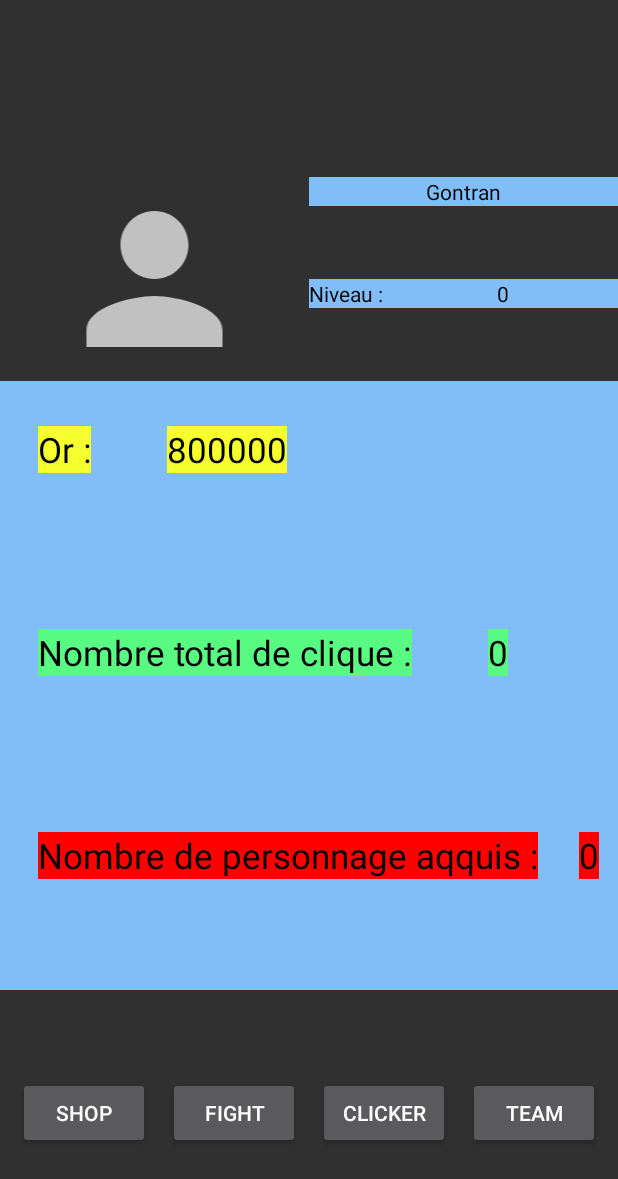
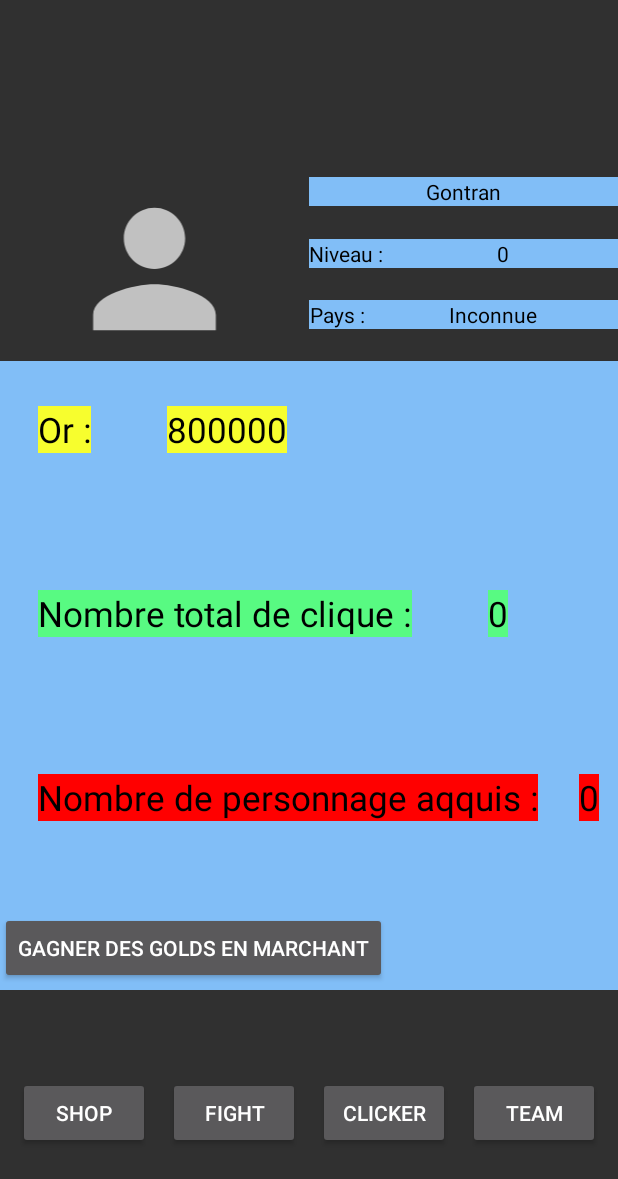
Before and after one commit to Akane277353/tp-clicker-sama, an Android app: the screen it shows after launch (MainActivity), after a tap on "PROFIL", on a phone screen of 412 x 824 dp. Shown: the top 1179 px of the screen. Run offline under Robolectric (Android 15) with nearby library versions, the phone set to English and light mode, and no system bars.

Commit message:
Localisation
Récupère pays

```diff
--- a/TP/app/build.gradle
+++ b/TP/app/build.gradle
@@ -38,6 +38,7 @@ dependencies {
     implementation 'androidx.constraintlayout:constraintlayout:2.1.1'
     implementation 'androidx.room:room-common:2.3.0'
     implementation 'androidx.room:room-ktx:2.3.0'
+    implementation 'com.google.android.gms:play-services-location:18.0.0'
     testImplementation 'junit:junit:'
     androidTestImplementation 'androidx.test.ext:junit:1.1.3'
     androidTestImplementation 'androidx.test.espresso:espresso-core:3.4.0'
--- a/TP/app/src/main/AndroidManifest.xml
+++ b/TP/app/src/main/AndroidManifest.xml
@@ -3,6 +3,10 @@
     package="com.example.tp">
 
     <uses-permission android:name="android.permission.ACTIVITY_RECOGNITION" />
+    <uses-permission android:name="android.permission.ACCESS_FINE_LOCATION" />
+
+
+
 
     <application
         android:allowBackup="true"
--- a/TP/app/src/main/java/com/example/tp/Fragments/PageProfil.kt
+++ b/TP/app/src/main/java/com/example/tp/Fragments/PageProfil.kt
@@ -5,8 +5,14 @@ import android.os.Bundle
 import android.view.LayoutInflater
 import android.view.View
 import android.view.ViewGroup
+import android.widget.Button
 import android.widget.TextView
+import androidx.core.view.isInvisible
+import androidx.core.view.isVisible
 import androidx.fragment.app.Fragment
+import com.example.tp.MainActivity
+import com.example.tp.MainActivity.Companion.pays
+
 import com.example.tp.Model.Player
 import com.example.tp.R
 
@@ -22,12 +28,40 @@ class PageProfil( context: Context, player: Player) : Fragment() {
 
         val view = inflater.inflate(R.layout.activity_page_profil, container, false)
 
+
         view.findViewById<TextView>(R.id.nombreClique).text = player.nbClique.toString()//Récupère et affiche nombre de clique joueur
         view.findViewById<TextView>(R.id.goldTextProfil).text = player.gold.toString()//Récupère et affiche NBgold joueur
         view.findViewById<TextView>(R.id.pseudoPlayer).text = player.pseudo//Récupère et affiche pseudo joueur
         view.findViewById<TextView>(R.id.niveauPlayer).text = player.xp.toString()//Récupère et affiche niveau joueur
         view.findViewById<TextView>(R.id.nombrePerso).text = player.nbPerso.toString()//Récupère et affiche niveau joueur
 
+        view.findViewById<TextView>(R.id.paysPlayer).text = pays
+
+
+
+        if (player.detecteurPas == true){
+            view.findViewById<Button>(R.id.activite_button).text = "Ne plus gagner des golds en marchant"
+        }
+        else{
+            view.findViewById<Button>(R.id.activite_button).text = "Gagner des golds en marchant"
+        }
+
+        view.findViewById<Button>(R.id.activite_button).setOnClickListener {
+            if (player.detecteurPas == false){
+                (activity as MainActivity?)?.checkForPermissions(android.Manifest.permission.ACTIVITY_RECOGNITION, "activity", 1)
+                view.findViewById<Button>(R.id.activite_button).text = "Ne plus gagner des golds en marchant"
+                player.detecteurPas = true
+                (activity as MainActivity?)?.registerSensor()
+            }
+            else{
+                view.findViewById<Button>(R.id.activite_button).text = "Gagner des golds en marchant"
+                player.detecteurPas = false
+                (activity as MainActivity?)?.unregisterSensor()
+            }
+            (activity as MainActivity?)?.update()
+
+        }
+
         return view
     }
 }
--- a/TP/app/src/main/java/com/example/tp/MainActivity.kt
+++ b/TP/app/src/main/java/com/example/tp/MainActivity.kt
@@ -1,17 +1,19 @@
 package com.example.tp
 
+import android.Manifest
 import android.content.Context
 import android.content.pm.PackageManager
 import android.hardware.Sensor
 import android.hardware.SensorEvent
 import android.hardware.SensorEventListener
 import android.hardware.SensorManager
+import android.location.Geocoder
+import android.location.Location
 import android.os.Build
 import androidx.appcompat.app.AppCompatActivity
 import android.os.Bundle
 import android.view.Window
 import android.widget.*
-import androidx.appcompat.app.AlertDialog
 import androidx.core.app.ActivityCompat
 import androidx.core.content.ContextCompat
 import androidx.lifecycle.MutableLiveData
@@ -23,12 +25,31 @@ import com.example.tp.Outils.Timer
 import com.example.tp.Outils.OnSwipeTouchListener
 import com.example.tp.Stockage.CharStorage
 import com.example.tp.Stockage.PlayerStorage
+import com.google.android.gms.tasks.Task
+import java.util.*
+import kotlin.collections.ArrayList
+import android.widget.Toast
+import android.location.Address
+import com.google.android.gms.location.*
+import android.text.TextUtils
+import android.util.Log
+import java.io.IOException
+import java.lang.IllegalArgumentException
 
-private const val ACTIVITY_RECOGNITION_CODE: Int = 1
+
+
 
 class MainActivity : AppCompatActivity(), SensorEventListener {
 
     private lateinit var layout: LinearLayout
+
+
+    lateinit var fusedLocationProviderClient: FusedLocationProviderClient
+
+    companion object{
+        var pays = "Inconnue"
+    }
+
 
     var multi = 1
 
@@ -38,7 +59,7 @@ class MainActivity : AppCompatActivity(), SensorEventListener {
 
     //Création du joueur
     var player = Player(
-        1,"Gontran", 800000, 0, 0, 0, 1
+        1,"Gontran", 800000, 0, 0, 0, 1, false
     )
 
     //Création des variables des personnages
@@ -49,7 +70,10 @@ class MainActivity : AppCompatActivity(), SensorEventListener {
     lateinit var char5 :PlayableChar
 
     //Création de la variable sensorManager
+
     lateinit var sensorManager :SensorManager
+
+
 
 
     private var updateFragment = UpdateFragment(this, charList)
@@ -140,6 +164,7 @@ class MainActivity : AppCompatActivity(), SensorEventListener {
         trans.commit()
         updateFragment.updateCurFrag("home")
 
+
         //PlayerStorage.get(applicationContext).clear()
         //Si c'est la première fois que le jeu est lancé il n'y a pas de joueur sauvegarder donc il est créer
         if(PlayerStorage.get(applicationContext).size() == 0) {
@@ -149,8 +174,6 @@ class MainActivity : AppCompatActivity(), SensorEventListener {
         else{
             player = PlayerStorage.get(applicationContext).findAll()[0]
         }
-        //PlayerStorage.get(applicationContext).clear()
-
         /* Si c'est la première fois que le jeu est lancer on créer les personnages
             puis on les ajoutes à la sauvegarde
          */
@@ -207,8 +230,9 @@ class MainActivity : AppCompatActivity(), SensorEventListener {
         charList.add(char4)
         charList.add(char5)
 
-        //Test si l'autorisation à la fonctionnalité "activité physique" a été accepté
-        checkForPermissions(android.Manifest.permission.ACTIVITY_RECOGNITION, "activity", ACTIVITY_RECOGNITION_CODE)
+        fusedLocationProviderClient = LocationServices.getFusedLocationProviderClient(this)
+
+        fetchLocation()
 
         //Modification de l'affichage
         findViewById<TextView>(R.id.goldText).text = player.gold.toString()
@@ -231,6 +255,56 @@ class MainActivity : AppCompatActivity(), SensorEventListener {
         refreshFragment()
     }
 
+    private fun fetchLocation() {
+        val task:Task<Location> = fusedLocationProviderClient.lastLocation
+
+        if (ActivityCompat.checkSelfPermission(this, android.Manifest.permission.ACCESS_FINE_LOCATION) != PackageManager.PERMISSION_GRANTED){
+            //ActivityCompat.requestPermissions(this, arrayOf(android.Manifest.permission.ACCESS_FINE_LOCATION), 101)
+            checkForPermissions(android.Manifest.permission.ACCESS_FINE_LOCATION, "activity", 101)
+            //fetchLocation()
+
+        }
+        task.addOnSuccessListener {
+            if(it != null){
+                Toast.makeText(applicationContext, "${it.latitude} ${it.longitude}", Toast.LENGTH_LONG).show()
+                val geocoder = Geocoder(this, Locale.getDefault())
+
+                var adresses: List<Address>? = null
+                try {
+                    adresses = geocoder.getFromLocation(
+                        it.latitude,
+                        it.longitude,
+                        1
+                    )
+                } catch (ioException: IOException) {
+                    Log.e("GPS", "erreur", ioException)
+                } catch (illegalArgumentException: IllegalArgumentException) {
+                    Log.e("GPS", "erreur", illegalArgumentException)
+                }
+
+                if (adresses == null || adresses.size == 0) {
+                    Log.e("GPS", "erreur aucune adresse !")
+                    Toast.makeText(this, "erreur aucune adresse", Toast.LENGTH_LONG).show()
+                } else {
+                    val adresse: Address = adresses[0]
+                    val addressFragments = ArrayList<String?>()
+                    for (i in 0..adresse.getMaxAddressLineIndex()) {
+                        addressFragments.add(adresse.getAddressLine(i))
+                    }
+                    Toast.makeText(this, adresse.countryName, Toast.LENGTH_LONG).show()
+                    pays = adresse.countryName
+
+                    Log.d(
+                        "GPS",
+                        TextUtils.join(System.getProperty("line.separator"), addressFragments)
+                    )
+                }
+
+            }
+        }
+    }
+
+
     //Test si la permission pour la fonctionnalité "activité physique" est accepté
     override fun onRequestPermissionsResult(
         requestCode: Int,
@@ -238,10 +312,8 @@ class MainActivity : AppCompatActivity(), SensorEventListener {
         grantResults: IntArray
     ) {
         super.onRequestPermissionsResult(requestCode, permissions, grantResults)
-        if(requestCode == ACTIVITY_RECOGNITION_CODE){
-            if((grantResults.isNotEmpty() && grantResults[0] == PackageManager.PERMISSION_GRANTED)){
-                updateGold()
-            }
+        if (requestCode == 101 && ActivityCompat.checkSelfPermission(this, android.Manifest.permission.ACCESS_FINE_LOCATION) == PackageManager.PERMISSION_GRANTED){
+            fetchLocation()
         }
     }
 
@@ -249,8 +321,11 @@ class MainActivity : AppCompatActivity(), SensorEventListener {
     fun checkForPermissions(permission: String, name: String, requestCode: Int){
         if(Build.VERSION.SDK_INT >= Build.VERSION_CODES.M){
             when{
+
                 ContextCompat.checkSelfPermission(applicationContext, permission) == PackageManager.PERMISSION_GRANTED -> {}
-               // shouldShowRequestPermissionRationale(permission) -> showDialog(permission, name, requestCode)
+
+
+                //shouldShowRequestPermissionRationale(permission) -> showDialog(permission, name, requestCode)
 
                 else -> ActivityCompat.requestPermissions(this, arrayOf(permission), requestCode)
             }
@@ -273,23 +348,36 @@ class MainActivity : AppCompatActivity(), SensorEventListener {
 
 
     override fun onSensorChanged(Event: SensorEvent){
-        updateGold()
+        if (player.detecteurPas == true){
+            updateGold()
+
+        }
     }
 
     override fun onAccuracyChanged(p0: Sensor?, p1: Int) {
-        println("je ")
+        if (player.detecteurPas == true){
+            updateGold()
+        }
     }
-
+    //Met en pause le service de détection de pas
+    fun unregisterSensor(){
+        sensorManager.unregisterListener(this)
+    }
     //Active le service de détection de pas
-    override fun onResume() {
-        super.onResume()
+    fun registerSensor(){
         sensorManager = getSystemService(Context.SENSOR_SERVICE) as SensorManager
         sensorManager.registerListener(
             this,
             sensorManager.getDefaultSensor(Sensor.TYPE_STEP_DETECTOR),
-            SensorManager.SENSOR_DELAY_FASTEST);
+            SensorManager.SENSOR_DELAY_FASTEST)
     }
-    //Met en pause le service de détection de pas
+
+
+    override fun onResume() {
+        super.onResume()
+        registerSensor()
+    }
+
     override fun onPause() {
         super.onPause()
         sensorManager.unregisterListener(this)
@@ -305,6 +393,8 @@ class MainActivity : AppCompatActivity(), SensorEventListener {
         CharStorage.get(applicationContext).update(5, char5)
     }
 
+
+
     fun refreshFragment(){
         updateFragment.goTeam(true)
         updateFragment.goSearch(true)
--- a/TP/app/src/main/java/com/example/tp/Model/Player.kt
+++ b/TP/app/src/main/java/com/example/tp/Model/Player.kt
@@ -10,7 +10,8 @@ open class Player (
     var xp: Int,
     var nbClique: Int,
     var nbPerso: Int,
-    var multiplicateur: Int
+    var multiplicateur: Int,
+    var detecteurPas: Boolean
 ): Serializable {
     companion object {
         const val PLAYER_ID = "id"
@@ -20,5 +21,6 @@ open class Player (
         const val PLAYER_NBCLIQUE = "nbClique"
         const val PLAYER_NBPERSO = "nbPerso"
         const val PLAYER_MULTIPLICATEUR = "multiplicateur"
+        const val DETECTEUR_PAS = "detecteurPas"
     }
 }
--- a/TP/app/src/main/java/com/example/tp/Stockage/PlayerJSONFileStorage.kt
+++ b/TP/app/src/main/java/com/example/tp/Stockage/PlayerJSONFileStorage.kt
@@ -2,6 +2,7 @@ package com.example.tp.Stockage
 
 import android.content.Context
 import com.example.tp.Model.Player
+import com.example.tp.Model.Player.Companion.DETECTEUR_PAS
 import com.example.tp.Model.Player.Companion.PLAYER_GOLD
 import com.example.tp.Model.Player.Companion.PLAYER_ID
 import com.example.tp.Model.Player.Companion.PLAYER_MULTIPLICATEUR
@@ -25,7 +26,7 @@ class PlayerJSONFileStorage  private constructor(context: Context):
         }
     }
     override fun create(id: Int, obj: Player): Player{
-        return Player(obj.id, obj.pseudo, obj.gold, obj.xp, obj.nbClique, obj.nbPerso, obj.multiplicateur)
+        return Player(obj.id, obj.pseudo, obj.gold, obj.xp, obj.nbClique, obj.nbPerso, obj.multiplicateur, obj.detecteurPas)
     }
 
     override fun objectToJson(id: Int, obj: Player): JSONObject {
@@ -37,6 +38,7 @@ class PlayerJSONFileStorage  private constructor(context: Context):
         jsonObject.put(PLAYER_NBCLIQUE, obj.nbClique)
         jsonObject.put(PLAYER_NBPERSO, obj.nbPerso)
         jsonObject.put(PLAYER_MULTIPLICATEUR, obj.multiplicateur)
+        jsonObject.put(DETECTEUR_PAS, obj.detecteurPas)
         return jsonObject
     }
 
@@ -48,7 +50,8 @@ class PlayerJSONFileStorage  private constructor(context: Context):
             json.get(PLAYER_XP) as Int,
             json.get(PLAYER_NBCLIQUE) as Int,
             json.get(PLAYER_NBPERSO) as Int,
-            json.get(PLAYER_MULTIPLICATEUR) as Int
+            json.get(PLAYER_MULTIPLICATEUR) as Int,
+            json.get(DETECTEUR_PAS) as Boolean
         )
     }
 }
--- a/TP/app/src/main/res/layout/activity_page_profil.xml
+++ b/TP/app/src/main/res/layout/activity_page_profil.xml
@@ -77,6 +77,28 @@
                     android:textAlignment="center"/>
                 <TextView
                     android:id="@+id/niveauPlayer"
+                    android:layout_width="match_parent"
+                    android:layout_height="wrap_content"
+                    android:text="Niveau"
+                    android:background="@color/blue"
+                    android:textColor="@color/black"
+                    android:textAlignment="center"/>
+            </LinearLayout>
+
+            <LinearLayout
+                android:layout_width="match_parent"
+                android:layout_height="match_parent"
+                android:layout_weight="3"
+                android:orientation="horizontal">
+                <TextView
+                    android:layout_width="wrap_content"
+                    android:layout_height="wrap_content"
+                    android:text="Pays : "
+                    android:background="@color/blue"
+                    android:textColor="@color/black"
+                    android:textAlignment="center"/>
+                <TextView
+                    android:id="@+id/paysPlayer"
                     android:layout_width="match_parent"
                     android:layout_height="wrap_content"
                     android:text="Niveau"
@@ -182,6 +204,21 @@
             android:textSize="23dp" />
 
     </LinearLayout>
+    <LinearLayout
+        android:layout_width="match_parent"
+        android:layout_height="match_parent"
+        android:layout_weight="3.5"
+        android:orientation="horizontal"
+        android:background="@color/blue">
+
+        <Button
+            android:id="@+id/activite_button"
+            android:layout_width="wrap_content"
+            android:layout_height="wrap_content"
+            android:layout_gravity="center_horizontal"
+            android:text="Gagner des golds en marchant" />
+
+    </LinearLayout>
 
 
 
```
